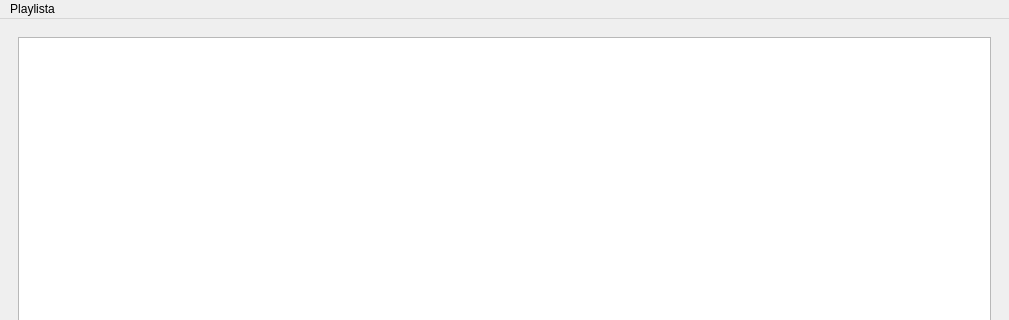
First picture: the form in GUI/player/pmplayerview.ui, repository jurikimurik/PMP, before the edit; both pictures show x 0 to 1009 and y 0 to 320 of the 1009 by 567 pixel window.
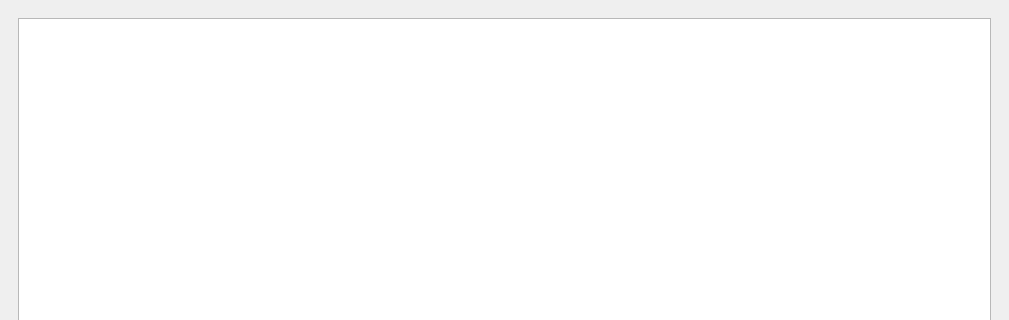
Second picture: the form after the edit. Icons and pictures are not drawn.

Commit message: Better context menu inside PlaylistView.

What changed in the file:
```diff
--- a/GUI/player/pmplayerview.ui
+++ b/GUI/player/pmplayerview.ui
@@ -416,14 +416,6 @@
      <height>22</height>
     </rect>
    </property>
-   <widget class="QMenu" name="menuPlaylist">
-    <property name="title">
-     <string>Playlista</string>
-    </property>
-    <addaction name="actionAdd"/>
-    <addaction name="actionRemove"/>
-   </widget>
-   <addaction name="menuPlaylist"/>
   </widget>
   <widget class="QStatusBar" name="statusbar"/>
   <action name="actionAdd">
```
The commit also changes 2 other files.
